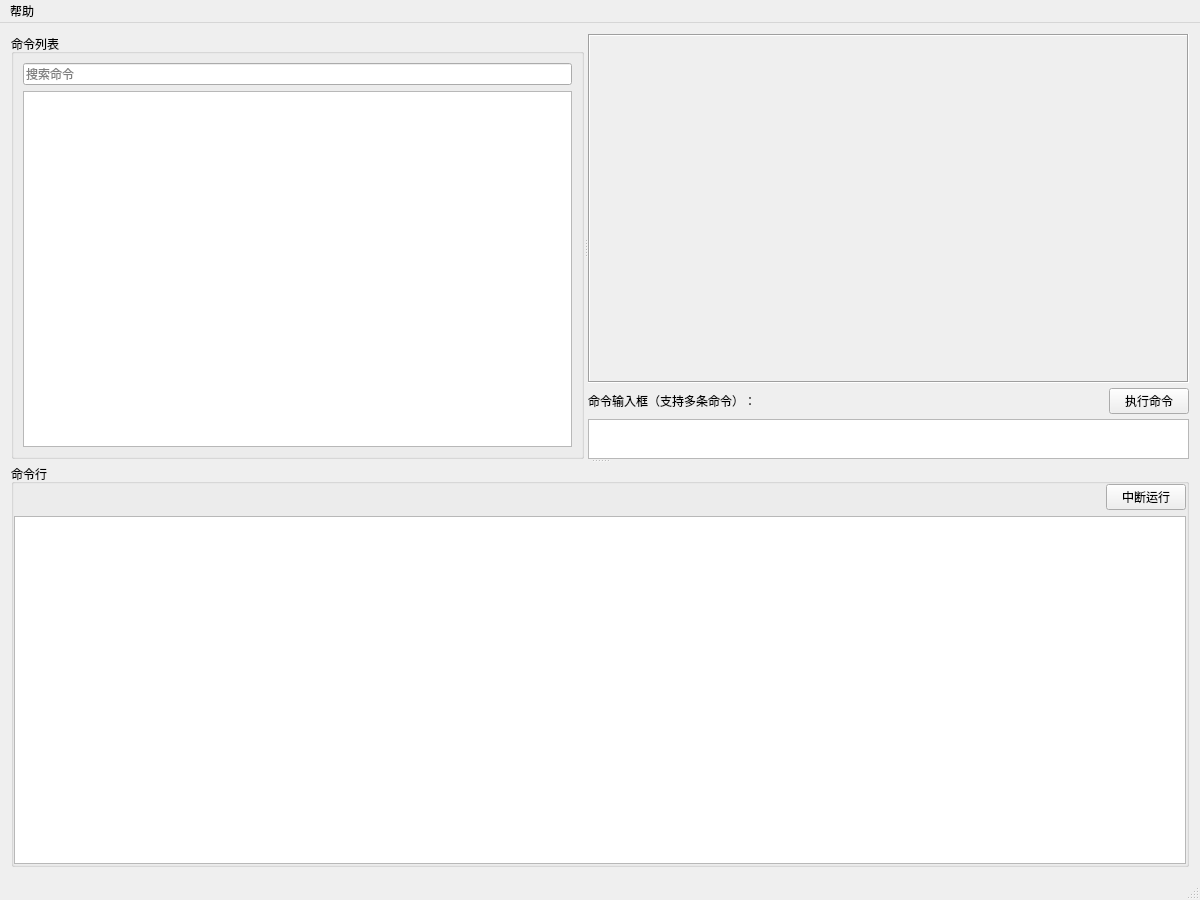
First picture: the form in src/EasyCmd/MainWindow.ui, repository doasyourself/EasyCmd, before the edit.
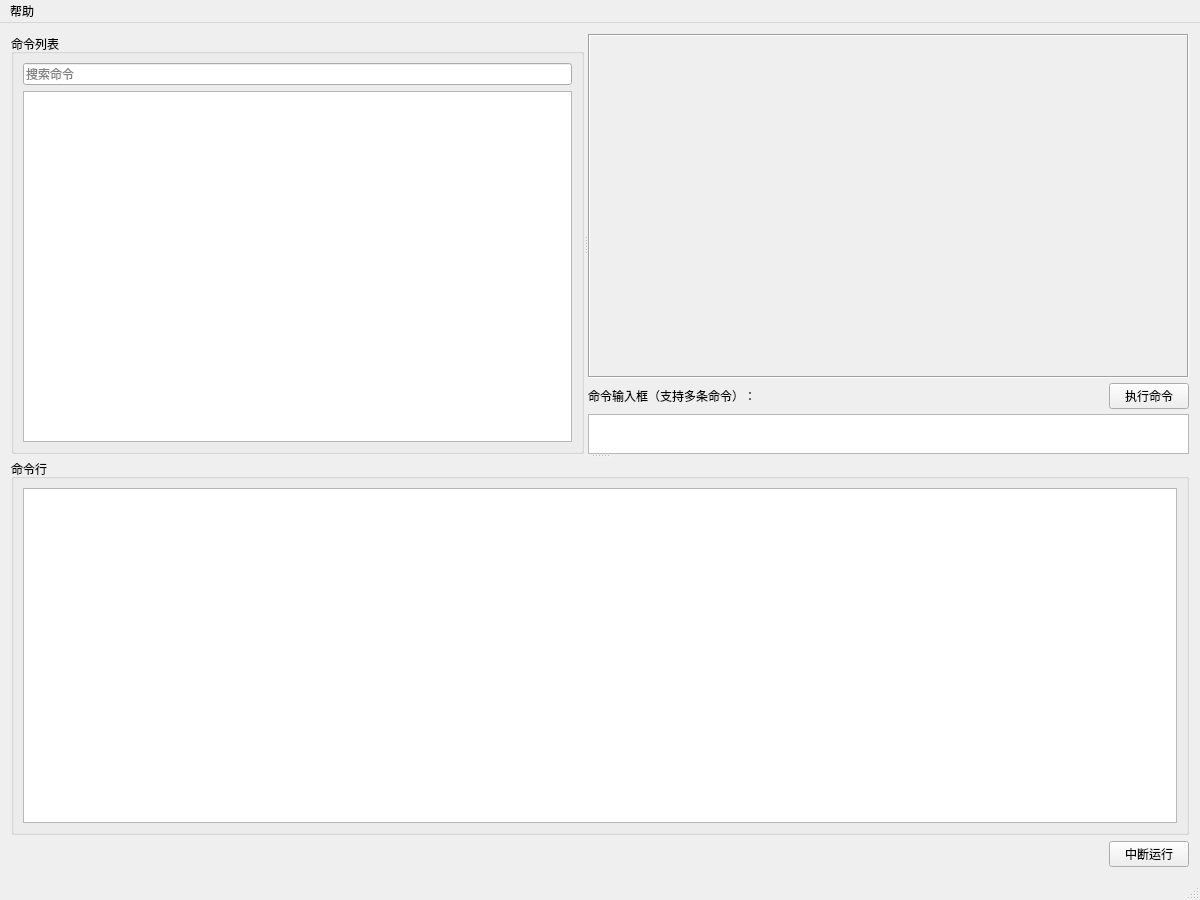
Second picture: the form after the edit. Custom widgets are drawn as their Qt base class.

```diff
--- a/src/EasyCmd/MainWindow.ui
+++ b/src/EasyCmd/MainWindow.ui
@@ -137,7 +137,7 @@
                    <x>0</x>
                    <y>0</y>
                    <width>657</width>
-                   <height>311</height>
+                   <height>293</height>
                   </rect>
                  </property>
                 </widget>
@@ -220,17 +220,27 @@
           </property>
           <layout class="QVBoxLayout" name="verticalLayout_6">
            <property name="leftMargin">
-            <number>0</number>
+            <number>9</number>
            </property>
            <property name="topMargin">
-            <number>0</number>
+            <number>9</number>
            </property>
            <property name="rightMargin">
-            <number>0</number>
+            <number>9</number>
            </property>
            <property name="bottomMargin">
-            <number>0</number>
+            <number>9</number>
            </property>
+           <item>
+            <widget class="ConsoleEditor" name="textEdit_console"/>
+           </item>
+          </layout>
+         </widget>
+        </item>
+       </layout>
+      </widget>
+     </widget>
+    </item>
            <item>
             <layout class="QHBoxLayout" name="horizontalLayout_4">
              <property name="topMargin">
@@ -257,16 +267,6 @@
               </widget>
              </item>
             </layout>
-           </item>
-           <item>
-            <widget class="ConsoleEditor" name="textEdit_console"/>
-           </item>
-          </layout>
-         </widget>
-        </item>
-       </layout>
-      </widget>
-     </widget>
     </item>
    </layout>
   </widget>
```
Left out of the diff: 2 changed lines with no effect on the pictures. Lines whose indentation alone changed are shown as unchanged.
